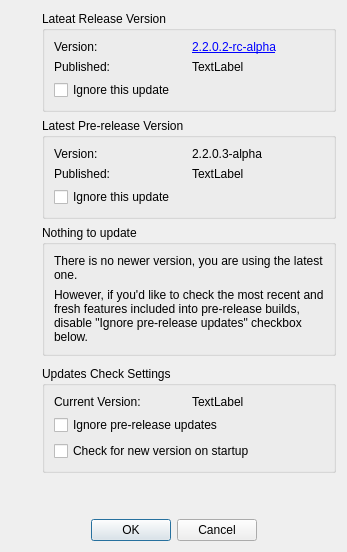
Qt form librecad/src/ui/dialogs/main/lc_dlgnewversionavailable.ui (LibreCAD/LibreCAD) before a commit.
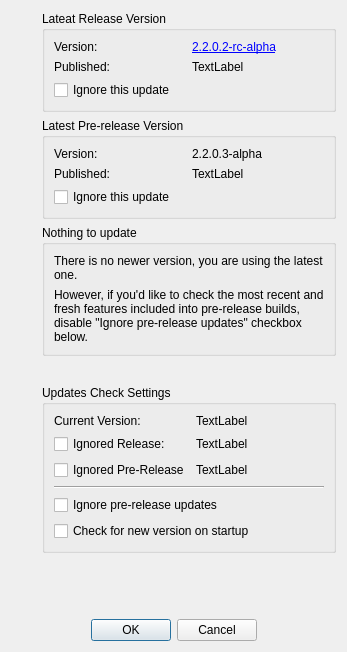
The same form after that commit. Icons and pictures are not drawn.

Commit message: release version check update, rework for "About" dialog

Patch:
```diff
--- a/librecad/src/ui/dialogs/main/lc_dlgnewversionavailable.ui
+++ b/librecad/src/ui/dialogs/main/lc_dlgnewversionavailable.ui
@@ -7,7 +7,7 @@
     <x>0</x>
     <y>0</y>
     <width>347</width>
-    <height>552</height>
+    <height>652</height>
    </rect>
   </property>
   <property name="windowTitle">
@@ -141,21 +141,7 @@
       <string>Updates Check Settings</string>
      </property>
      <layout class="QGridLayout" name="gridLayout_4">
-      <item row="0" column="0">
-       <widget class="QLabel" name="label_6">
-        <property name="text">
-         <string>Current Version:</string>
-        </property>
-       </widget>
-      </item>
-      <item row="0" column="1">
-       <widget class="QLabel" name="lblCurrentVersion">
-        <property name="text">
-         <string>TextLabel</string>
-        </property>
-       </widget>
-      </item>
-      <item row="1" column="0" colspan="2">
+      <item row="4" column="0" colspan="2">
        <widget class="QCheckBox" name="cbIgnorePreReleases">
         <property name="toolTip">
          <string>If checked, notifications about pre-release updates will not be shown.</string>
@@ -168,7 +154,7 @@
         </property>
        </widget>
       </item>
-      <item row="2" column="0" colspan="2">
+      <item row="5" column="0" colspan="2">
        <widget class="QCheckBox" name="cbCheckForNewVersion">
         <property name="toolTip">
          <string>Check to disable automatic version check on startup</string>
@@ -178,6 +164,55 @@
         </property>
        </widget>
       </item>
+      <item row="1" column="1">
+       <widget class="QLabel" name="lIgnoredReleaseTag">
+        <property name="text">
+         <string>TextLabel</string>
+        </property>
+       </widget>
+      </item>
+      <item row="2" column="0">
+       <widget class="QCheckBox" name="cbIgnoredPreRelease">
+        <property name="text">
+         <string>Ignored Pre-Release</string>
+        </property>
+       </widget>
+      </item>
+      <item row="2" column="1">
+       <widget class="QLabel" name="lIgnoredPreReleaseTag">
+        <property name="text">
+         <string>TextLabel</string>
+        </property>
+       </widget>
+      </item>
+      <item row="0" column="0">
+       <widget class="QLabel" name="label_6">
+        <property name="text">
+         <string>Current Version:</string>
+        </property>
+       </widget>
+      </item>
+      <item row="1" column="0">
+       <widget class="QCheckBox" name="cbIgnoredRelease">
+        <property name="text">
+         <string>Ignored Release:</string>
+        </property>
+       </widget>
+      </item>
+      <item row="0" column="1">
+       <widget class="QLabel" name="lblCurrentVersion">
+        <property name="text">
+         <string>TextLabel</string>
+        </property>
+       </widget>
+      </item>
+      <item row="3" column="0" colspan="2">
+       <widget class="Line" name="line">
+        <property name="orientation">
+         <enum>Qt::Horizontal</enum>
+        </property>
+       </widget>
+      </item>
      </layout>
     </widget>
    </item>
```
Left out of the diff: 16 changed lines with no effect on the pictures. The commit also changes 19 other files.
